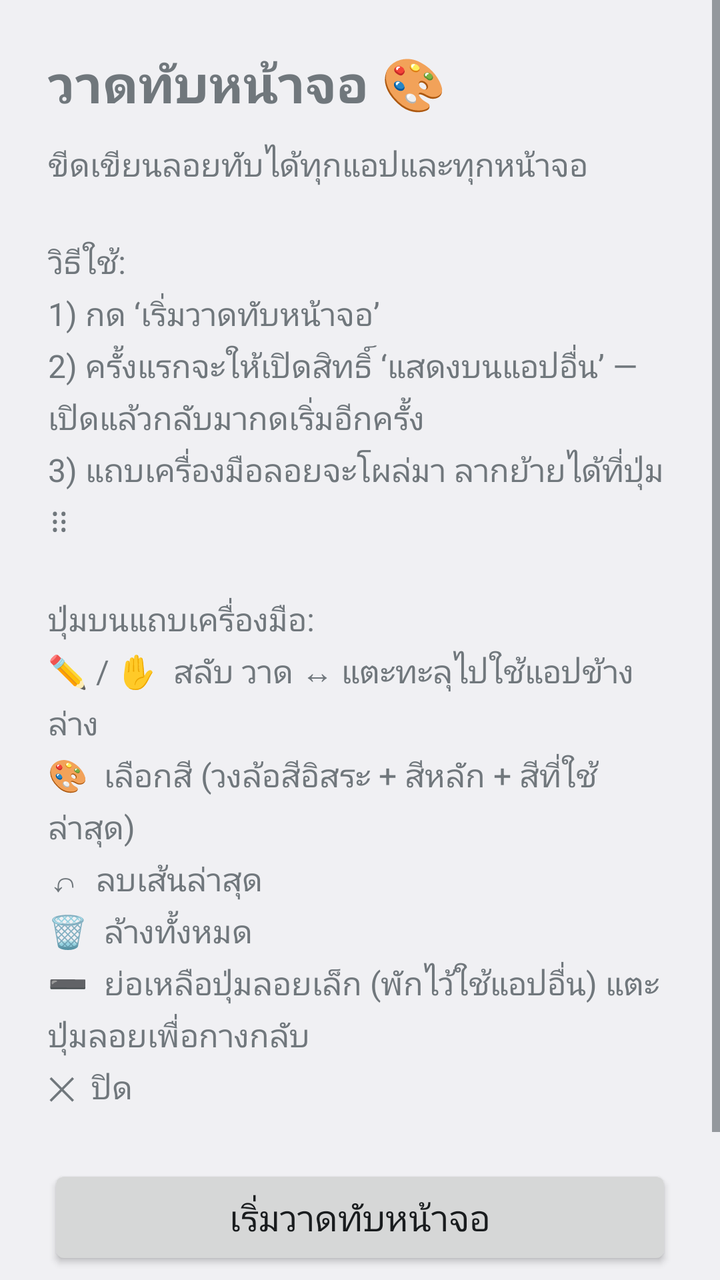
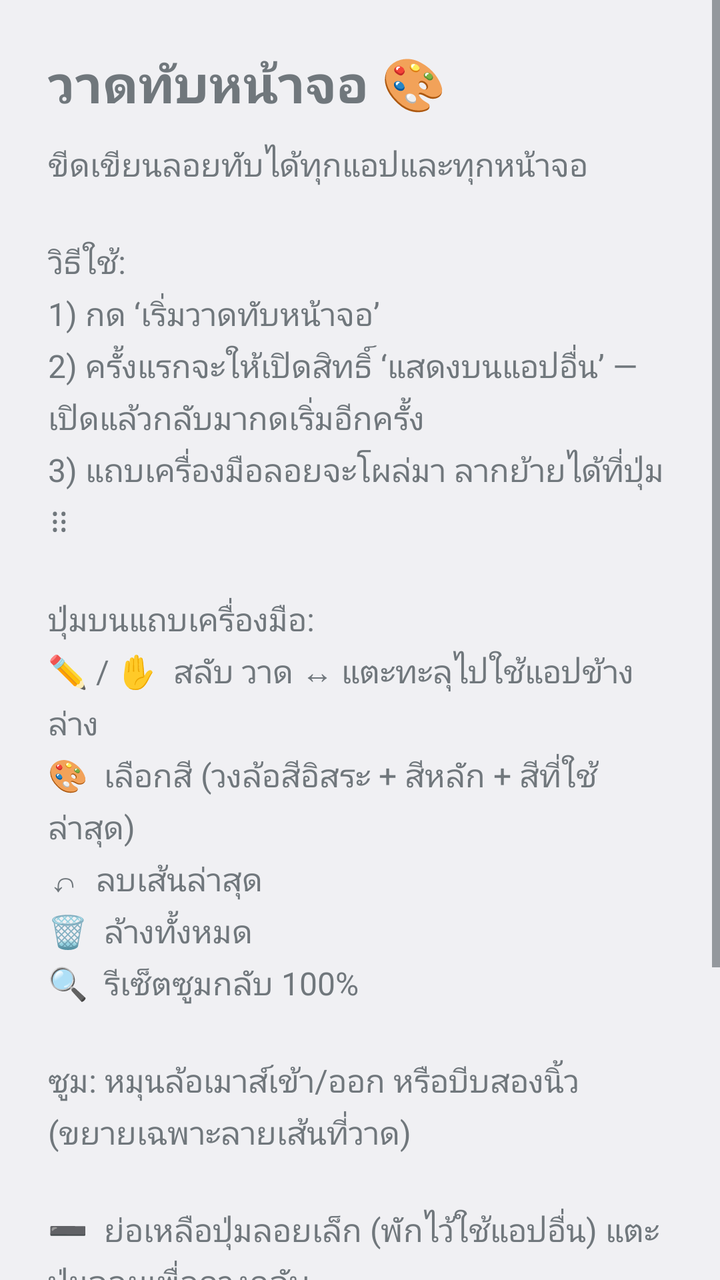

An Android layout rendered at two revisions. The XML below is the earlier revision; the diff shows what the commit changed to produce the second picture.
<!-- AndroidManifest.xml: application theme android:Theme.DeviceDefault.Light -->
<!-- res/layout/activity_main.xml -->
<?xml version="1.0" encoding="utf-8"?>
<ScrollView xmlns:android="http://schemas.android.com/apk/res/android"
    android:layout_width="match_parent"
    android:layout_height="match_parent">

    <LinearLayout
        android:layout_width="match_parent"
        android:layout_height="wrap_content"
        android:orientation="vertical"
        android:padding="24dp">

        <TextView
            android:layout_width="wrap_content"
            android:layout_height="wrap_content"
            android:text="วาดทับหน้าจอ 🎨"
            android:textSize="26sp"
            android:textStyle="bold"
            android:paddingBottom="12dp" />

        <TextView
            android:layout_width="match_parent"
            android:layout_height="wrap_content"
            android:text="ขีดเขียนลอยทับได้ทุกแอปและทุกหน้าจอ\n\nวิธีใช้:\n1) กด ‘เริ่มวาดทับหน้าจอ’\n2) ครั้งแรกจะให้เปิดสิทธิ์ ‘แสดงบนแอปอื่น’ — เปิดแล้วกลับมากดเริ่มอีกครั้ง\n3) แถบเครื่องมือลอยจะโผล่มา ลากย้ายได้ที่ปุ่ม ⠿\n\nปุ่มบนแถบเครื่องมือ:\n✏️ / ✋  สลับ วาด ↔ แตะทะลุไปใช้แอปข้างล่าง\n🎨  เลือกสี (วงล้อสีอิสระ + สีหลัก + สีที่ใช้ล่าสุด)\n↶  ลบเส้นล่าสุด\n🗑  ล้างทั้งหมด\n➖  ย่อเหลือปุ่มลอยเล็ก (พักไว้ใช้แอปอื่น) แตะปุ่มลอยเพื่อกางกลับ\n✕  ปิด"
            android:textSize="16sp"
            android:lineSpacingMultiplier="1.2"
            android:paddingBottom="28dp" />

        <Button
            android:id="@+id/btnStart"
            android:layout_width="match_parent"
            android:layout_height="wrap_content"
            android:text="เริ่มวาดทับหน้าจอ"
            android:textSize="18sp"
            android:paddingVertical="14dp" />

        <Button
            android:id="@+id/btnStop"
            android:layout_width="match_parent"
            android:layout_height="wrap_content"
            android:layout_marginTop="12dp"
            android:text="หยุด"
            android:textSize="18sp"
            android:paddingVertical="14dp" />
    </LinearLayout>
</ScrollView>
<!-- resources referenced by this layout -->
<resources>

</resources>

<!-- the commit's change to res/layout/activity_main.xml (unified diff, before → after) -->
@@ -20,7 +20,7 @@
         <TextView
             android:layout_width="match_parent"
             android:layout_height="wrap_content"
-            android:text="ขีดเขียนลอยทับได้ทุกแอปและทุกหน้าจอ\n\nวิธีใช้:\n1) กด ‘เริ่มวาดทับหน้าจอ’\n2) ครั้งแรกจะให้เปิดสิทธิ์ ‘แสดงบนแอปอื่น’ — เปิดแล้วกลับมากดเริ่มอีกครั้ง\n3) แถบเครื่องมือลอยจะโผล่มา ลากย้ายได้ที่ปุ่ม ⠿\n\nปุ่มบนแถบเครื่องมือ:\n✏️ / ✋  สลับ วาด ↔ แตะทะลุไปใช้แอปข้างล่าง\n🎨  เลือกสี (วงล้อสีอิสระ + สีหลัก + สีที่ใช้ล่าสุด)\n↶  ลบเส้นล่าสุด\n🗑  ล้างทั้งหมด\n➖  ย่อเหลือปุ่มลอยเล็ก (พักไว้ใช้แอปอื่น) แตะปุ่มลอยเพื่อกางกลับ\n✕  ปิด"
+            android:text="ขีดเขียนลอยทับได้ทุกแอปและทุกหน้าจอ\n\nวิธีใช้:\n1) กด ‘เริ่มวาดทับหน้าจอ’\n2) ครั้งแรกจะให้เปิดสิทธิ์ ‘แสดงบนแอปอื่น’ — เปิดแล้วกลับมากดเริ่มอีกครั้ง\n3) แถบเครื่องมือลอยจะโผล่มา ลากย้ายได้ที่ปุ่ม ⠿\n\nปุ่มบนแถบเครื่องมือ:\n✏️ / ✋  สลับ วาด ↔ แตะทะลุไปใช้แอปข้างล่าง\n🎨  เลือกสี (วงล้อสีอิสระ + สีหลัก + สีที่ใช้ล่าสุด)\n↶  ลบเส้นล่าสุด\n🗑  ล้างทั้งหมด\n🔍  รีเซ็ตซูมกลับ 100%\n\nซูม: หมุนล้อเมาส์เข้า/ออก หรือบีบสองนิ้ว (ขยายเฉพาะลายเส้นที่วาด)\n\n➖  ย่อเหลือปุ่มลอยเล็ก (พักไว้ใช้แอปอื่น) แตะปุ่มลอยเพื่อกางกลับ\n✕  ปิด"
             android:textSize="16sp"
             android:lineSpacingMultiplier="1.2"
             android:paddingBottom="28dp" />
